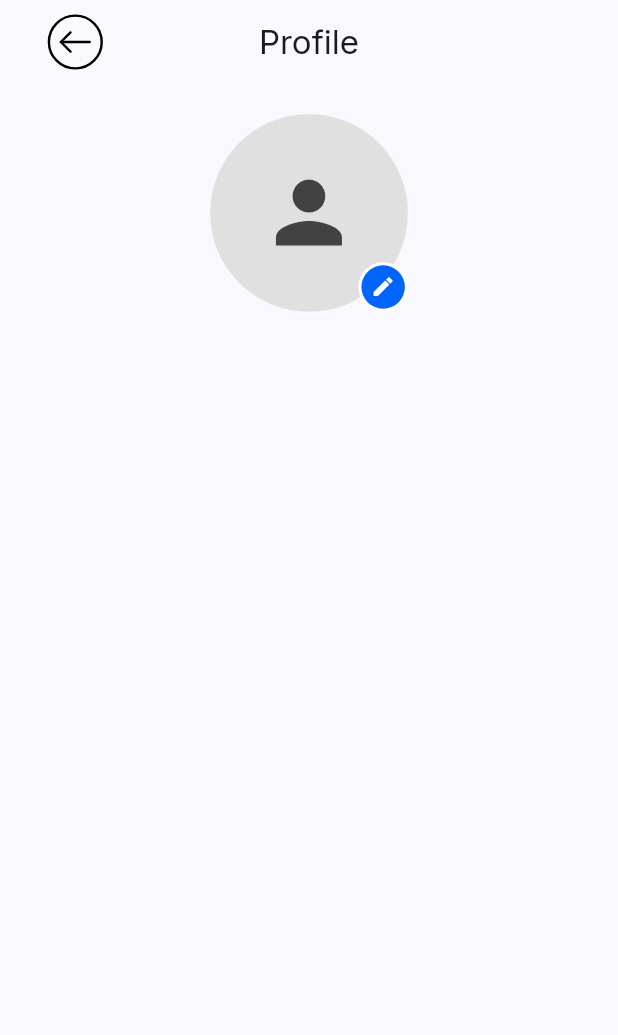
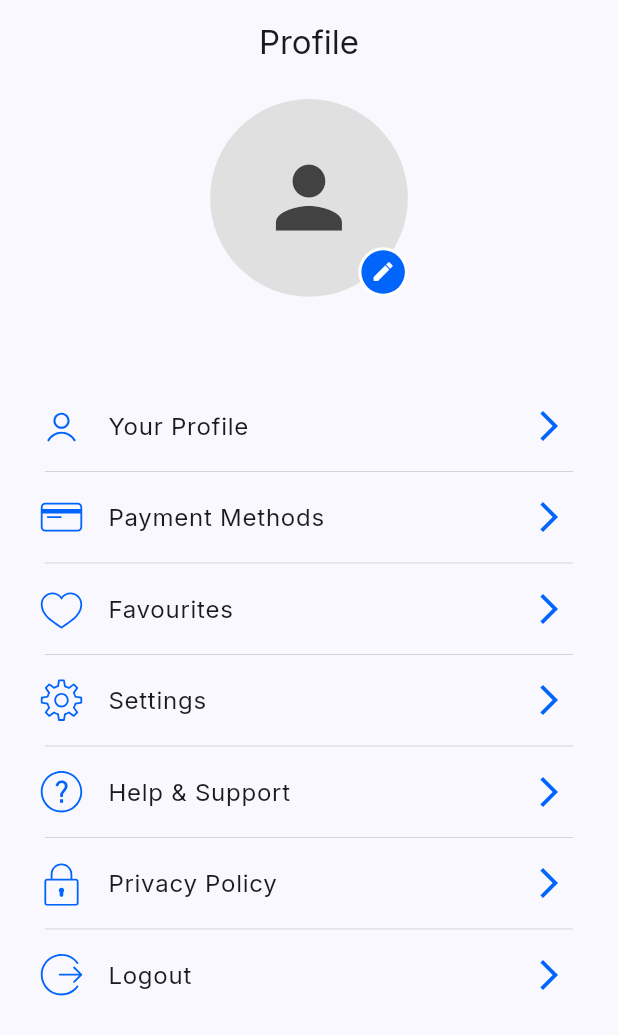
Before and after one commit to phanluonghuy/doctor_appointment, a Flutter app: the ProfileScreen screen opened by its route, on a phone screen of 412 x 824 dp. Shown: the top 1035 px of the screen. Run offline on Flutter 3.47's test engine with Material 3 defaults, Android fonts, the phone set to English and light mode, and no system bars; our stand-ins replace another_flushbar, flutter_svg, fluttertoast, get, go_router, google_fonts and 3 more; missing offline and left inert: phone_form_field; accounts and stored records are empty.

Commit message:
profile page

```diff
--- /dev/null
+++ b/lib/res/widgets/profile_tab.dart
@@ -0,0 +1,29 @@
+import 'package:flutter/cupertino.dart';
+import 'package:flutter/material.dart';
+import 'package:flutter_svg/svg.dart';
+
+import 'coloors.dart';
+
+class ProfileTab extends StatelessWidget {
+  final VoidCallback onPressed;
+  final String iconPath;
+  final String title;
+  final double size;
+
+  const ProfileTab({
+    required this.onPressed,
+    required this.iconPath,
+    required this.title,
+    this.size = 30
+  });
+
+  @override
+  Widget build(BuildContext context) {
+    return ListTile(
+      onTap: onPressed,
+      leading: SvgPicture.asset(iconPath,height: size,color: AppColors.primaryColor),
+      title: Text(title),
+      trailing: const Icon(Icons.arrow_forward_ios,color: AppColors.primaryColor),
+    );
+  }
+}
--- a/lib/view/profile_screen.dart
+++ b/lib/view/profile_screen.dart
@@ -1,3 +1,4 @@
+import 'package:doctor_appointment/res/widgets/profile_tab.dart';
 import 'package:flutter/material.dart';
 import 'package:doctor_appointment/viewModel/user_viewmodel.dart';
 import 'package:flutter_svg/svg.dart';
@@ -29,21 +30,21 @@ class _ProfileScreenState extends State<ProfileScreen> {
         title: const Text("Profile"),
         centerTitle: true,
         automaticallyImplyLeading: false,
-        leading: Padding(
-          padding: const EdgeInsets.only(left: 18),
-          child: CustomBackButton(
-            onPressed: () {
-              Provider.of<NavigationProvider>(context, listen: false).setIndex(0); // This will navigate to the 'Bookings' screen
-            },
-          ),
-        ),
-        leadingWidth: width*0.2,
+        // leading: Padding(
+        //   padding: const EdgeInsets.only(left: 18),
+        //   child: CustomBackButton(
+        //     onPressed: () {
+        //       Provider.of<NavigationProvider>(context, listen: false).setIndex(0); // This will navigate to the 'Bookings' screen
+        //     },
+        //   ),
+        // ),
+        // leadingWidth: width*0.2,
 
       ),
       body: SingleChildScrollView(
         child: SafeArea(
             child: Padding(
-              padding: const EdgeInsets.all(20),
+              padding: const EdgeInsets.all(10),
               child: Column(
                 mainAxisAlignment: MainAxisAlignment.center,
                 children: [
@@ -83,8 +84,60 @@ class _ProfileScreenState extends State<ProfileScreen> {
                       ),
                     )
                   ],)),
-                  SizedBox(height: height * 0.03),
-                  Text(userViewModel.user?.name ?? "User", style: AppTextStyle.title),
+                  SizedBox(height: height * 0.02),
+                  Text(userViewModel.user?.name ?? "User", style: AppTextStyle.subtitle),
+                  SizedBox(height: height * 0.02),
+                  ProfileTab(
+                    onPressed: () {
+                    },
+                    iconPath: 'assets/buttons/icons8-person.svg',
+                    title: "Your Profile",
+                  ),
+                  Divider(height: 5,indent: 20,endIndent: 20,thickness: 0.5,),
+                  ProfileTab(
+                    onPressed: () {
+                    },
+                    iconPath: 'assets/buttons/icons8-card.svg',
+                    title: "Payment Methods",
+                  ),
+                  Divider(height: 5,indent: 20,endIndent: 20,thickness: 0.5,),
+                  ProfileTab(
+                    onPressed: () {
+                    },
+                    iconPath: 'assets/buttons/icons8-love.svg',
+                    title: "Favourites",
+                  ),
+                  Divider(height: 5,indent: 20,endIndent: 20,thickness: 0.5,),
+                  ProfileTab(
+                    onPressed: () {
+                    },
+                    iconPath: 'assets/buttons/icons8-setting.svg',
+                    title: "Settings",
+                  ),
+                  Divider(height: 5,indent: 20,endIndent: 20,thickness: 0.5,),
+                  ProfileTab(
+                    onPressed: () {
+                    },
+                    iconPath: 'assets/buttons/icons8-help.svg',
+                    title: "Help & Support",
+                  ),
+                  Divider(height: 5,indent: 20,endIndent: 20,thickness: 0.5,),
+                  ProfileTab(
+                    onPressed: () {
+                    },
+                    iconPath: 'assets/buttons/icons8-lock.svg',
+                    title: "Privacy Policy",
+                  ),
+                  Divider(height: 5,indent: 20,endIndent: 20,thickness: 0.5,),
+                  ProfileTab(
+                    onPressed: () {
+                      Provider.of<UserViewModel>(context,listen: false).removeUser().then((value) {
+                        context.go('/login');
+                      });
+                    },
+                    iconPath: 'assets/buttons/icons8-log-out.svg',
+                    title: "Logout",
+                  ),
                 ],
               ),
             )),
```
Also changed, not shown: assets/buttons/icons8-card.svg (added), assets/buttons/icons8-help.svg (added), assets/buttons/icons8-lock.svg (added), assets/buttons/icons8-log-out.svg (added), assets/buttons/icons8-love.svg (added), assets/buttons/icons8-person.svg (added), assets/buttons/icons8-setting.svg (added).
